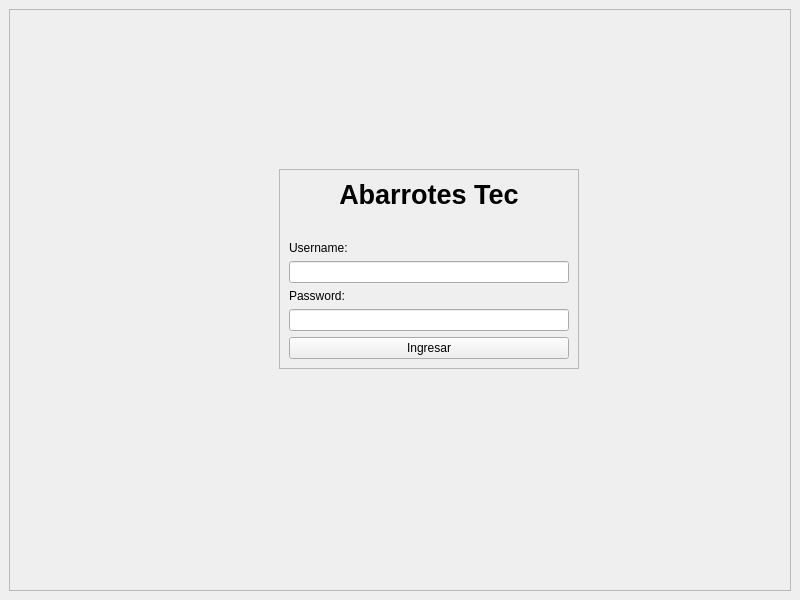
Old version of the form views/login.ui in the repository jesusantoniomorenorenova-spec/PuntoDeVenta.
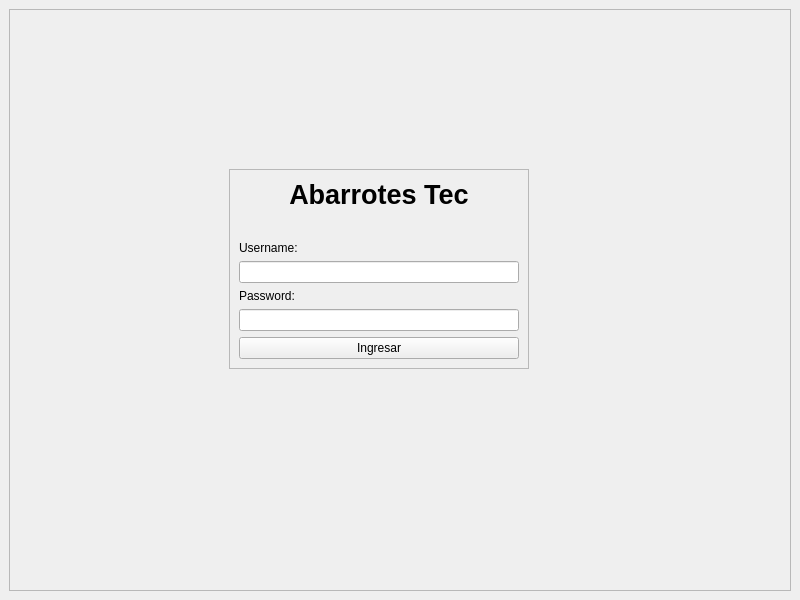
New version of the form.

The edit to the form file:
```diff
--- a/views/login.ui
+++ b/views/login.ui
@@ -26,7 +26,7 @@
       <widget class="QFrame" name="frame_2">
        <property name="geometry">
         <rect>
-         <x>270</x>
+         <x>220</x>
          <y>160</y>
          <width>300</width>
          <height>200</height>
```
Left out of the diff: 4 changed lines with no effect on the pictures.
